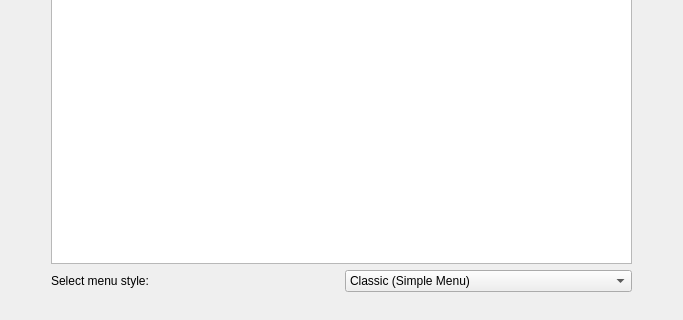
This is kde4/kaptan4/src/gui/styleWidget.ui in pars-linux/uludag as Qt 5 draws it before an edit; both pictures show x 0 to 683 and y 151 to 471 of the 683 by 471 pixel window. The edited form follows.
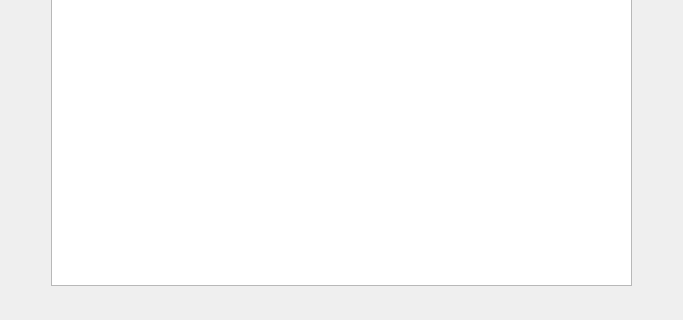
This is the edited form.

Commit message: move menu settings to another screen

Diff of the .ui file:
```diff
--- a/kde4/kaptan4/src/gui/styleWidget.ui
+++ b/kde4/kaptan4/src/gui/styleWidget.ui
@@ -64,36 +64,6 @@
      </property>
     </spacer>
    </item>
-   <item row="2" column="1" >
-    <layout class="QHBoxLayout" name="horizontalLayout" >
-     <item>
-      <widget class="QLabel" name="label" >
-       <property name="text" >
-        <string>Select menu style:</string>
-       </property>
-      </widget>
-     </item>
-     <item>
-      <widget class="QComboBox" name="menuStyles" >
-       <item>
-        <property name="text" >
-         <string>Classic (Simple Menu)</string>
-        </property>
-       </item>
-       <item>
-        <property name="text" >
-         <string>Kick-off (Advanced Menu)</string>
-        </property>
-       </item>
-       <item>
-        <property name="text" >
-         <string>Lancelot (Experimental Menu)</string>
-        </property>
-       </item>
-      </widget>
-     </item>
-    </layout>
-   </item>
    <item row="3" column="1" >
     <spacer name="verticalSpacer_2" >
      <property name="orientation" >
```
The commit also changes 3 other files.
